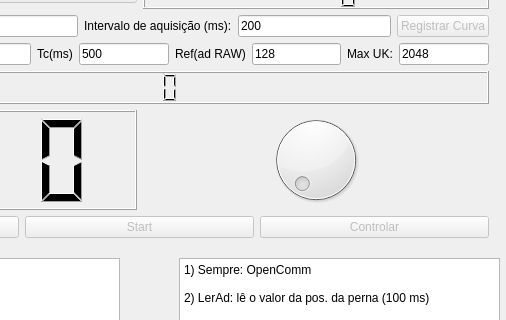
The window that controlador_qt/src/mainwindow.ui (xtarke/estimulator) describes before a commit, drawn with Qt 5; both pictures show x 231 to 737 and y 109 to 429 of the 737 by 640 pixel window.
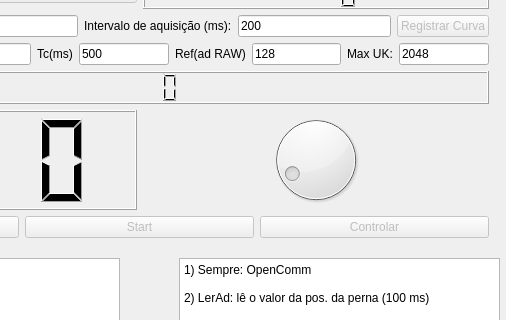
The same window after the commit.

Commit message: Added control logic for second channel

Diff of the .ui file:
```diff
--- a/controlador_qt/src/mainwindow.ui
+++ b/controlador_qt/src/mainwindow.ui
@@ -357,10 +357,10 @@
        <item>
         <widget class="QDial" name="dial">
          <property name="maximum">
-          <number>1024</number>
+          <number>1000</number>
          </property>
          <property name="value">
-          <number>0</number>
+          <number>100</number>
          </property>
         </widget>
        </item>
```
The commit also changes 1 other file.
